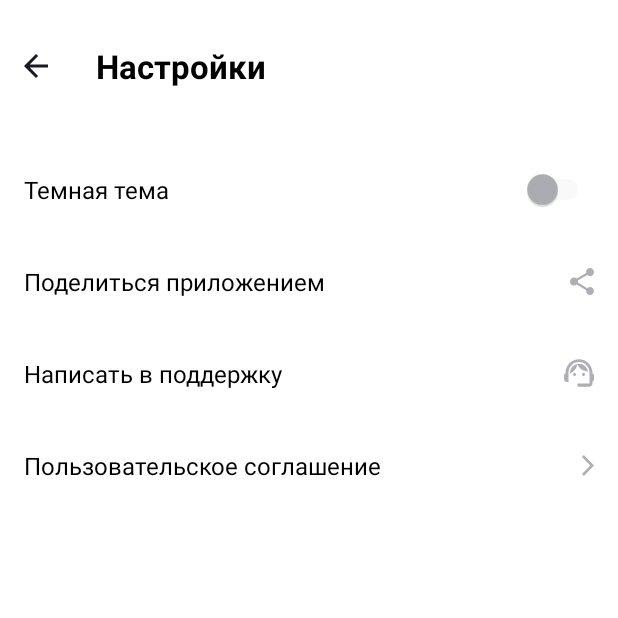
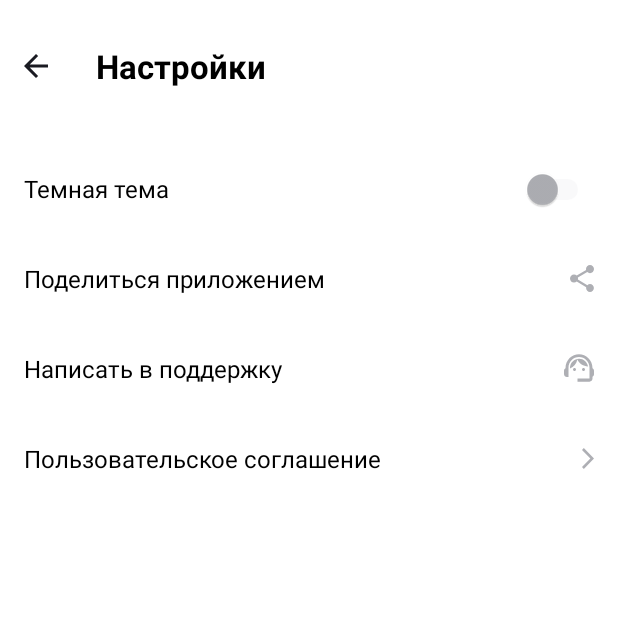
Before and after one commit to MrKoTera/PlaylistMaker, an Android app: the SettingsActivity screen opened directly, with no data from a screen before it, on a phone screen of 412 x 824 dp, the top half of it. Run offline under Robolectric (Android 15) with nearby library versions, the phone set to English and light mode, and no system bars.

Commit message:
Просто правки вне домашки

```diff
--- a/app/src/main/java/com/example/playlistmaker/MainActivity.kt
+++ b/app/src/main/java/com/example/playlistmaker/MainActivity.kt
@@ -1,8 +1,10 @@
 package com.example.playlistmaker
 
 import android.content.Intent
+import android.graphics.Color
 import android.os.Bundle
 import android.widget.Button
+import androidx.activity.enableEdgeToEdge
 import androidx.appcompat.app.AppCompatActivity
 
 
@@ -10,6 +12,8 @@ class MainActivity : AppCompatActivity() {
     override fun onCreate(savedInstanceState: Bundle?) {
         super.onCreate(savedInstanceState)
         setContentView(R.layout.activity_main)
+
+        //enableEdgeToEdge()
 
         val searchButton = findViewById<Button>(R.id.buttonSearch)
         searchButton.setOnClickListener {
--- a/app/src/main/java/com/example/playlistmaker/MediaActivity.kt
+++ b/app/src/main/java/com/example/playlistmaker/MediaActivity.kt
@@ -1,11 +1,14 @@
 package com.example.playlistmaker
 
 import android.os.Bundle
+import androidx.activity.enableEdgeToEdge
 import androidx.appcompat.app.AppCompatActivity
 
 class MediaActivity : AppCompatActivity() {
     override fun onCreate(savedInstanceState: Bundle?) {
         super.onCreate(savedInstanceState)
         setContentView(R.layout.activity_media)
+
+//        enableEdgeToEdge()
     }
 }
--- a/app/src/main/java/com/example/playlistmaker/SearchActivity.kt
+++ b/app/src/main/java/com/example/playlistmaker/SearchActivity.kt
@@ -1,11 +1,14 @@
 package com.example.playlistmaker
 
 import android.os.Bundle
+import androidx.activity.enableEdgeToEdge
 import androidx.appcompat.app.AppCompatActivity
 
 class SearchActivity : AppCompatActivity() {
     override fun onCreate(savedInstanceState: Bundle?) {
         super.onCreate(savedInstanceState)
         setContentView(R.layout.activity_search)
+
+//        enableEdgeToEdge()
     }
 }
--- a/app/src/main/java/com/example/playlistmaker/SettingsActivity.kt
+++ b/app/src/main/java/com/example/playlistmaker/SettingsActivity.kt
@@ -2,6 +2,7 @@ package com.example.playlistmaker
 
 import android.os.Bundle
 import android.widget.ImageView
+import androidx.activity.enableEdgeToEdge
 import androidx.appcompat.app.AppCompatActivity
 
 class SettingsActivity : AppCompatActivity() {
@@ -9,7 +10,9 @@ class SettingsActivity : AppCompatActivity() {
         super.onCreate(savedInstanceState)
         setContentView(R.layout.activity_settings)
 
-        val backButton = findViewById<ImageView>(R.id.backSettings)  // Используйте реальный ID вашей кнопки назад
+//        enableEdgeToEdge()
+
+        val backButton = findViewById<ImageView>(R.id.backSettings)
         backButton.setOnClickListener {
             finish()
         }
--- a/app/src/main/res/layout/activity_main.xml
+++ b/app/src/main/res/layout/activity_main.xml
@@ -1,5 +1,6 @@
 <?xml version="1.0" encoding="utf-8"?>
 <LinearLayout
+    android:id="@+id/main_layout"
     xmlns:android="http://schemas.android.com/apk/res/android"
     xmlns:app="http://schemas.android.com/apk/res-auto"
     xmlns:tools="http://schemas.android.com/tools"
@@ -34,7 +35,7 @@
         app:cornerRadius="@dimen/main_buttons_corner"
         app:icon="@drawable/search"
         app:iconGravity="textStart"
-        app:iconTint="@android:color/black" />
+        app:iconTint="@color/black" />
     <Button
         android:id="@+id/buttonMedia"
         android:layout_width="match_parent"
@@ -49,7 +50,7 @@
         app:cornerRadius="@dimen/main_buttons_corner"
         app:icon="@drawable/media"
         app:iconGravity="textStart"
-        app:iconTint="@android:color/black" />
+        app:iconTint="@color/black" />
     <Button
         android:id="@+id/buttonSettings"
         android:layout_width="match_parent"
@@ -64,5 +65,5 @@
         app:cornerRadius="@dimen/main_buttons_corner"
         app:icon="@drawable/settings"
         app:iconGravity="textStart"
-        app:iconTint="@android:color/black" />
+        app:iconTint="@color/black" />
 </LinearLayout>
--- a/app/src/main/res/layout/activity_settings.xml
+++ b/app/src/main/res/layout/activity_settings.xml
@@ -1,6 +1,7 @@
 <?xml version="1.0" encoding="utf-8"?>
 <LinearLayout
     xmlns:android="http://schemas.android.com/apk/res/android"
+    xmlns:app="http://schemas.android.com/apk/res-auto"
     xmlns:tools="http://schemas.android.com/tools"
     android:layout_width="match_parent"
     android:layout_height="match_parent"
@@ -33,7 +34,7 @@
 
     <LinearLayout
         android:layout_width="match_parent"
-        android:layout_height="61dp"
+        android:layout_height="@dimen/layout_height_settings"
         android:orientation="horizontal"
         android:gravity="center_vertical">
 
@@ -46,72 +47,42 @@
             android:textColor="@android:color/black" />
 
         <Switch
-            android:layout_width="wrap_content"
-            android:layout_height="wrap_content"
+            android:layout_width="48dp"
+            android:layout_height="48dp"
             android:checked="false"
             android:thumbTint="@color/switch_thumb_color"
             android:trackTint="@color/switch_track_color"
             tools:ignore="UseSwitchCompatOrMaterialXml" />
     </LinearLayout>
 
-    <LinearLayout
+    <TextView
         android:layout_width="match_parent"
-        android:layout_height="61dp"
-        android:orientation="horizontal"
-        android:gravity="center_vertical">
+        android:layout_height="@dimen/layout_height_settings"
+        android:gravity="center_vertical"
+        android:text="@string/share_app"
+        android:textSize="@dimen/text_menu_item"
+        android:textColor="@android:color/black"
+        android:drawablePadding="@dimen/drawable_padding_settings"
+        app:drawableEndCompat="@drawable/share" />
 
-        <TextView
-            android:layout_width="0dp"
-            android:layout_height="wrap_content"
-            android:layout_weight="1"
-            android:text="@string/share_app"
-            android:textSize="@dimen/text_menu_item"
-            android:textColor="@android:color/black" />
+    <TextView
+        android:layout_width="match_parent"
+        android:layout_height="@dimen/layout_height_settings"
+        android:gravity="center_vertical"
+        android:text="@string/support"
+        android:textSize="@dimen/text_menu_item"
+        android:textColor="@android:color/black"
+        android:drawablePadding="@dimen/drawable_padding_settings"
+        app:drawableEndCompat="@drawable/support" />
 
-        <ImageView
-            android:layout_width="wrap_content"
-            android:layout_height="wrap_content"
-            android:src="@drawable/share" />
-    </LinearLayout>
-
-    <LinearLayout
+    <TextView
         android:layout_width="match_parent"
-        android:layout_height="61dp"
-        android:orientation="horizontal"
-        android:gravity="center_vertical">
-
-        <TextView
-            android:layout_width="0dp"
-            android:layout_height="wrap_content"
-            android:layout_weight="1"
-            android:text="@string/support"
-            android:textSize="@dimen/text_menu_item"
-            android:textColor="@android:color/black" />
-
-        <ImageView
-            android:layout_width="wrap_content"
-            android:layout_height="wrap_content"
-            android:src="@drawable/support" />
-    </LinearLayout>
-
-    <LinearLayout
-        android:layout_width="match_parent"
-        android:layout_height="61dp"
-        android:orientation="horizontal"
-        android:gravity="center_vertical">
-
-        <TextView
-            android:layout_width="0dp"
-            android:layout_height="wrap_content"
-            android:layout_weight="1"
-            android:text="@string/terms"
-            android:textSize="@dimen/text_menu_item"
-            android:textColor="@android:color/black" />
-
-        <ImageView
-            android:layout_width="wrap_content"
-            android:layout_height="wrap_content"
-            android:src="@drawable/forward_arrow" />
-    </LinearLayout>
+        android:layout_height="@dimen/layout_height_settings"
+        android:gravity="center_vertical"
+        android:text="@string/terms"
+        android:textSize="@dimen/text_menu_item"
+        android:textColor="@android:color/black"
+        android:drawablePadding="@dimen/drawable_padding_settings"
+        app:drawableEndCompat="@drawable/forward_arrow" />
 
 </LinearLayout>
--- a/app/src/main/res/values/dimens.xml
+++ b/app/src/main/res/values/dimens.xml
@@ -6,4 +6,6 @@
 
     <dimen name="text_menu_item">16sp</dimen>
     <dimen name="padding_menu_item">40dp</dimen>
+    <dimen name="layout_height_settings">60dp</dimen>
+    <dimen name="drawable_padding_settings">8dp</dimen>
 </resources>
```
